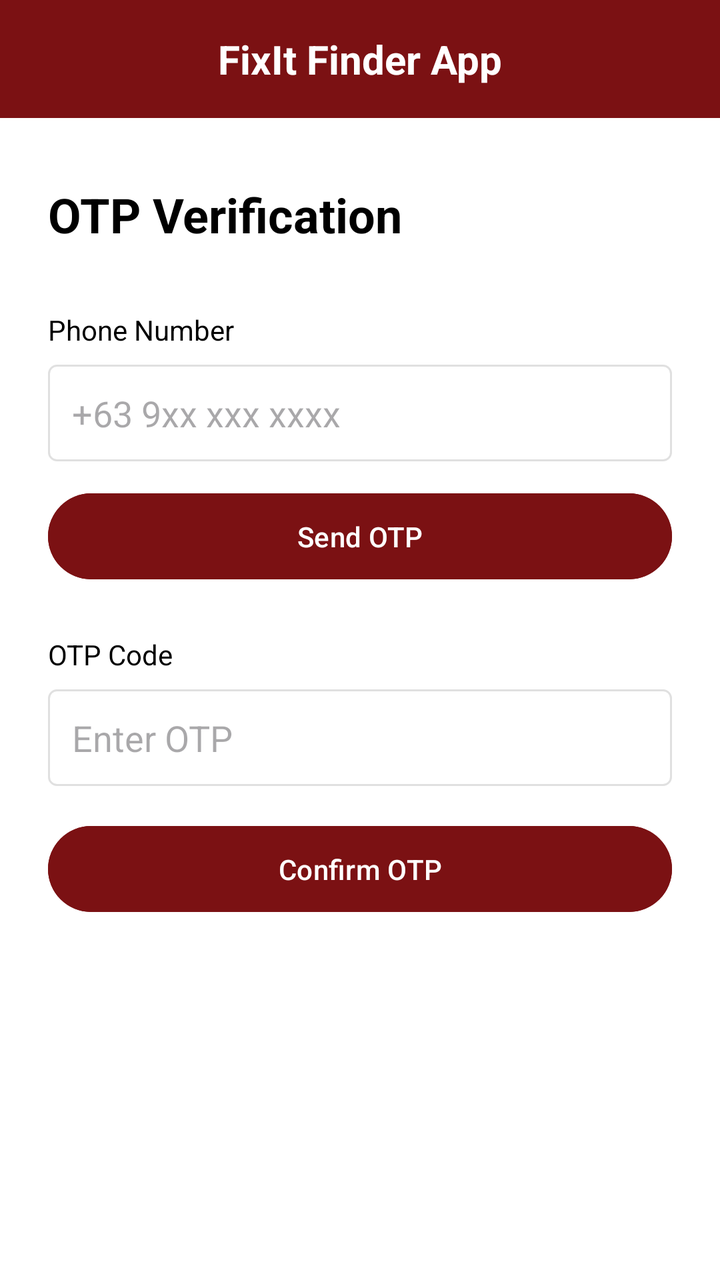
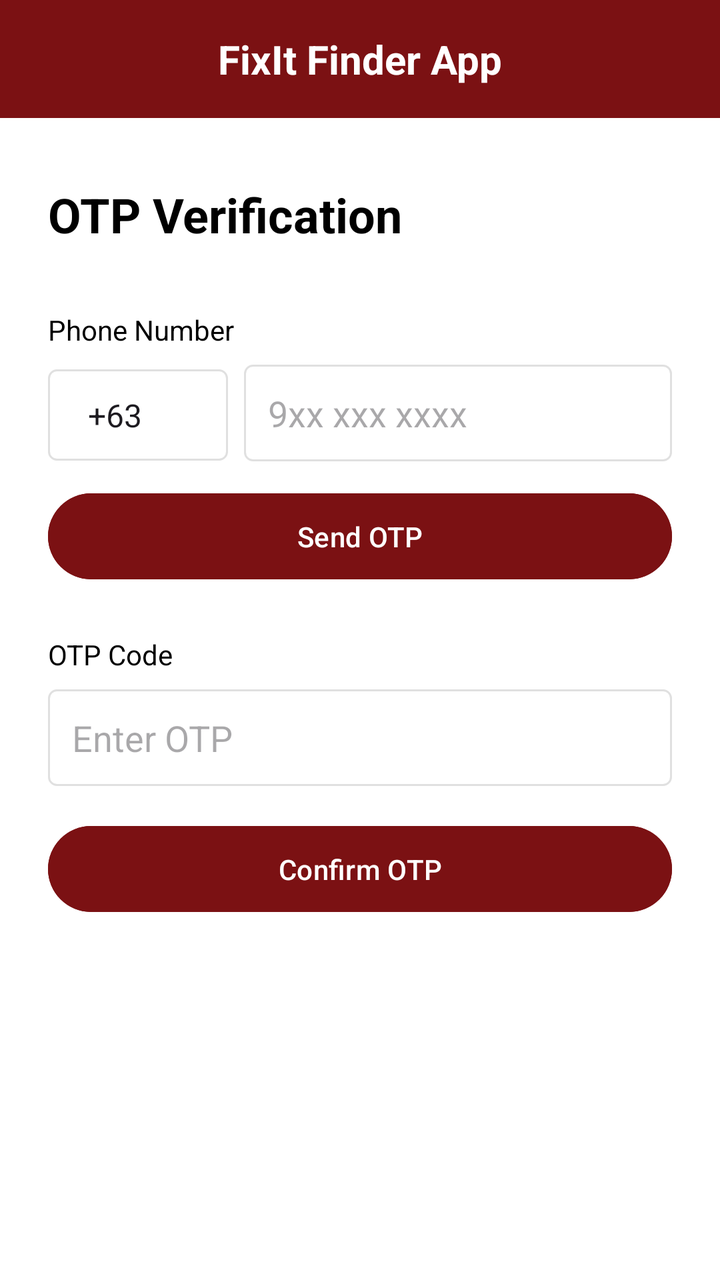

Before-and-after screenshots of an Android layout around one commit, followed by the original layout XML and the change that was made.
<!-- AndroidManifest.xml: application theme Theme.FixItFinderApp -->
<!-- res/layout/activity_otp.xml -->
<?xml version="1.0" encoding="utf-8"?>
<androidx.constraintlayout.widget.ConstraintLayout
    xmlns:android="http://schemas.android.com/apk/res/android"
    xmlns:app="http://schemas.android.com/apk/res-auto"
    android:layout_width="match_parent"
    android:layout_height="match_parent"
    android:background="@android:color/white">

    
    <TextView
        android:id="@+id/tvAppTitle"
        android:layout_width="match_parent"
        android:layout_height="wrap_content"
        android:text="FixIt Finder App"
        android:textSize="20sp"
        android:textStyle="bold"
        android:textColor="@color/white"
        android:background="@color/color_primary"
        android:padding="16dp"
        android:gravity="center"
        app:layout_constraintTop_toTopOf="parent"
        app:layout_constraintStart_toStartOf="parent"
        app:layout_constraintEnd_toEndOf="parent" />

    <TextView
        android:id="@+id/tvPageTitle"
        android:layout_width="wrap_content"
        android:layout_height="wrap_content"
        android:text="OTP Verification"
        android:textSize="24sp"
        android:textStyle="bold"
        android:textColor="@android:color/black"
        android:layout_marginTop="32dp"
        android:layout_marginStart="24dp"
        app:layout_constraintTop_toBottomOf="@+id/tvAppTitle"
        app:layout_constraintStart_toStartOf="parent" />

    <TextView
        android:id="@+id/tvPhoneLabel"
        android:layout_width="wrap_content"
        android:layout_height="wrap_content"
        android:text="Phone Number"
        android:textSize="14sp"
        android:textColor="@android:color/black"
        android:layout_marginTop="32dp"
        android:layout_marginStart="24dp"
        app:layout_constraintTop_toBottomOf="@+id/tvPageTitle"
        app:layout_constraintStart_toStartOf="parent" />

    <EditText
        android:id="@+id/edtPhone"
        android:layout_width="0dp"
        android:layout_height="wrap_content"
        android:hint="+63 9xx xxx xxxx"
        android:inputType="phone"
        android:padding="12dp"
        android:background="@drawable/edittext_background"
        android:layout_marginTop="8dp"
        android:layout_marginStart="24dp"
        android:layout_marginEnd="24dp"
        app:layout_constraintTop_toBottomOf="@+id/tvPhoneLabel"
        app:layout_constraintStart_toStartOf="parent"
        app:layout_constraintEnd_toEndOf="parent" />

    <Button
        android:id="@+id/btnSendOtp"
        android:layout_width="0dp"
        android:layout_height="wrap_content"
        android:text="Send OTP"
        android:textColor="@color/white"
        android:backgroundTint="@color/color_primary"
        android:padding="12dp"
        android:layout_marginTop="12dp"
        android:layout_marginStart="24dp"
        android:layout_marginEnd="24dp"
        app:layout_constraintTop_toBottomOf="@+id/edtPhone"
        app:layout_constraintStart_toStartOf="parent"
        app:layout_constraintEnd_toEndOf="parent" />

    <TextView
        android:id="@+id/tvOtpLabel"
        android:layout_width="wrap_content"
        android:layout_height="wrap_content"
        android:text="OTP Code"
        android:textSize="14sp"
        android:textColor="@android:color/black"
        android:layout_marginTop="24dp"
        android:layout_marginStart="24dp"
        app:layout_constraintTop_toBottomOf="@+id/btnSendOtp"
        app:layout_constraintStart_toStartOf="parent" />

    <EditText
        android:id="@+id/edtOtp"
        android:layout_width="0dp"
        android:layout_height="wrap_content"
        android:hint="Enter OTP"
        android:inputType="number"
        android:padding="12dp"
        android:background="@drawable/edittext_background"
        android:layout_marginTop="8dp"
        android:layout_marginStart="24dp"
        android:layout_marginEnd="24dp"
        app:layout_constraintTop_toBottomOf="@+id/tvOtpLabel"
        app:layout_constraintStart_toStartOf="parent"
        app:layout_constraintEnd_toEndOf="parent" />

    <Button
        android:id="@+id/btnVerifyOtp"
        android:layout_width="0dp"
        android:layout_height="wrap_content"
        android:text="Confirm OTP"
        android:textColor="@color/white"
        android:backgroundTint="@color/color_primary"
        android:padding="12dp"
        android:layout_marginTop="16dp"
        android:layout_marginStart="24dp"
        android:layout_marginEnd="24dp"
        app:layout_constraintTop_toBottomOf="@+id/edtOtp"
        app:layout_constraintStart_toStartOf="parent"
        app:layout_constraintEnd_toEndOf="parent" />

</androidx.constraintlayout.widget.ConstraintLayout>
<!-- resources referenced by this layout -->
<resources>
  <color name="color_primary">#7B1113</color>
  <color name="white">#FFFFFFFF</color>
  <!-- drawable edittext_background (drawable) -->
  <?xml version="1.0" encoding="utf-8"?>
  <shape xmlns:android="http://schemas.android.com/apk/res/android"
      android:shape="rectangle">
      <solid android:color="@android:color/white" />
      <stroke
          android:width="1dp"
          android:color="#E0E0E0" />
      <corners android:radius="4dp" />
  </shape>
  <style name="Theme.FixItFinderApp" parent="Base.Theme.FixItFinderApp" />
  <style name="Base.Theme.FixItFinderApp" parent="Theme.Material3.DayNight.NoActionBar">
          <item name="colorPrimary">@color/color_primary</item>
          <item name="colorSecondary">@color/color_secondary</item>
          <item name="colorSurface">@color/color_background</item>
          <item name="colorOnSurface">@color/color_text_dark</item>
          <item name="colorPrimaryContainer">@color/color_primary</item>
          <item name="colorOnPrimary">@color/color_background</item>
      </style>
  <color name="color_secondary">#825037</color>
  <color name="color_background">#FFFFFF</color>
  <color name="color_text_dark">#2C2C2C</color>
</resources>

<!-- the commit's change to res/layout/activity_otp.xml (unified diff, before → after) -->
@@ -47,20 +47,37 @@
         app:layout_constraintTop_toBottomOf="@+id/tvPageTitle"
         app:layout_constraintStart_toStartOf="parent" />
 
-    <EditText
-        android:id="@+id/edtPhone"
+    <LinearLayout
+        android:id="@+id/phoneContainer"
         android:layout_width="0dp"
         android:layout_height="wrap_content"
-        android:hint="+63 9xx xxx xxxx"
-        android:inputType="phone"
-        android:padding="12dp"
-        android:background="@drawable/edittext_background"
         android:layout_marginTop="8dp"
         android:layout_marginStart="24dp"
         android:layout_marginEnd="24dp"
+        android:orientation="horizontal"
         app:layout_constraintTop_toBottomOf="@+id/tvPhoneLabel"
         app:layout_constraintStart_toStartOf="parent"
-        app:layout_constraintEnd_toEndOf="parent" />
+        app:layout_constraintEnd_toEndOf="parent">
+
+        <Spinner
+            android:id="@+id/spinnerCountryCode"
+            android:layout_width="90dp"
+            android:layout_height="wrap_content"
+            android:background="@drawable/edittext_background"
+            android:entries="@array/country_codes"
+            android:padding="12dp" />
+
+        <EditText
+            android:id="@+id/edtPhone"
+            android:layout_width="0dp"
+            android:layout_height="wrap_content"
+            android:layout_marginStart="8dp"
+            android:layout_weight="1"
+            android:hint="9xx xxx xxxx"
+            android:inputType="phone"
+            android:padding="12dp"
+            android:background="@drawable/edittext_background" />
+    </LinearLayout>
 
     <Button
         android:id="@+id/btnSendOtp"
@@ -73,7 +90,7 @@
         android:layout_marginTop="12dp"
         android:layout_marginStart="24dp"
         android:layout_marginEnd="24dp"
-        app:layout_constraintTop_toBottomOf="@+id/edtPhone"
+        app:layout_constraintTop_toBottomOf="@+id/phoneContainer"
         app:layout_constraintStart_toStartOf="parent"
         app:layout_constraintEnd_toEndOf="parent" />
 
<!-- resource entries referenced after the edit -->
@@ -1,5 +1,8 @@
 <!-- resources referenced by this layout -->
 <resources>
+  <string-array name="country_codes">
+          <item>+63</item>
+      </string-array>
   <color name="color_primary">#7B1113</color>
   <color name="white">#FFFFFFFF</color>
   <!-- drawable edittext_background (drawable) -->
